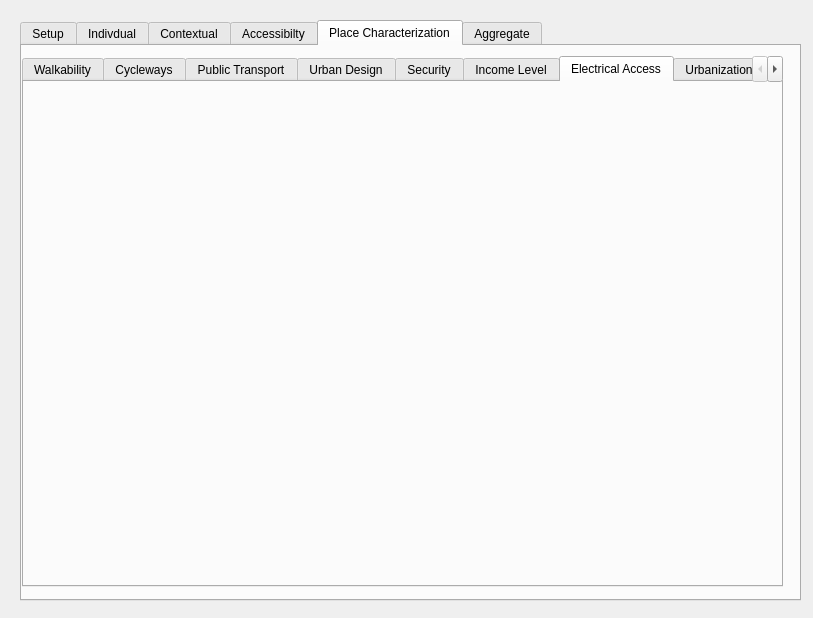
worldbank/GEEST, file gender_indicator_tool/gender_indicator_tool_dialog_base.ui: the form before one commit.
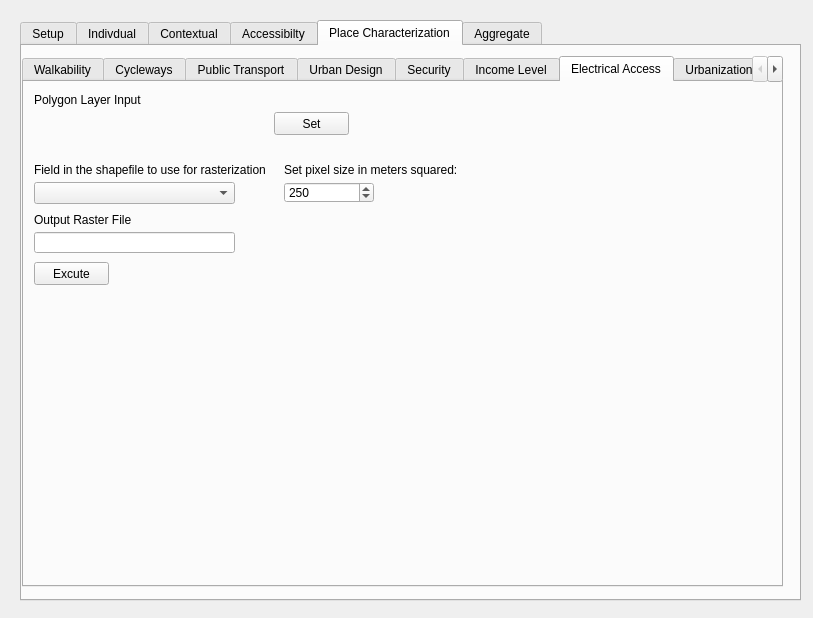
The form after the commit. The open tabs and pages were chosen to show the change. Custom widgets are drawn as their Qt base class.

Commit message: Accessibility Aggregation working. However, error caused by temp files and aggregation warning messages logic don't seem correct

```diff
--- a/gender_indicator_tool/gender_indicator_tool_dialog_base.ui
+++ b/gender_indicator_tool/gender_indicator_tool_dialog_base.ui
@@ -2291,6 +2291,133 @@
       <attribute name="title">
        <string>Electrical Access</string>
       </attribute>
+      <widget class="QLabel" name="label_21">
+       <property name="geometry">
+        <rect>
+         <x>10</x>
+         <y>10</y>
+         <width>201</width>
+         <height>16</height>
+        </rect>
+       </property>
+       <property name="text">
+        <string>Polygon Layer Input</string>
+       </property>
+      </widget>
+      <widget class="QPushButton" name="ELC_Set_PB">
+       <property name="geometry">
+        <rect>
+         <x>250</x>
+         <y>30</y>
+         <width>75</width>
+         <height>23</height>
+        </rect>
+       </property>
+       <property name="text">
+        <string>Set</string>
+       </property>
+      </widget>
+      <widget class="QComboBox" name="ELC_rasField_CB">
+       <property name="geometry">
+        <rect>
+         <x>10</x>
+         <y>100</y>
+         <width>201</width>
+         <height>22</height>
+        </rect>
+       </property>
+      </widget>
+      <widget class="QgsFileWidget" name="ELC_Input_Field">
+       <property name="geometry">
+        <rect>
+         <x>10</x>
+         <y>30</y>
+         <width>231</width>
+         <height>31</height>
+        </rect>
+       </property>
+      </widget>
+      <widget class="QLabel" name="label_11">
+       <property name="geometry">
+        <rect>
+         <x>10</x>
+         <y>130</y>
+         <width>231</width>
+         <height>16</height>
+        </rect>
+       </property>
+       <property name="text">
+        <string>Output Raster File</string>
+       </property>
+      </widget>
+      <widget class="QLabel" name="label_5">
+       <property name="geometry">
+        <rect>
+         <x>10</x>
+         <y>80</y>
+         <width>231</width>
+         <height>16</height>
+        </rect>
+       </property>
+       <property name="text">
+        <string>Field in the shapefile to use for rasterization</string>
+       </property>
+      </widget>
+      <widget class="QPushButton" name="ELC_Execute_PB">
+       <property name="geometry">
+        <rect>
+         <x>10</x>
+         <y>180</y>
+         <width>75</width>
+         <height>23</height>
+        </rect>
+       </property>
+       <property name="text">
+        <string>Excute</string>
+       </property>
+      </widget>
+      <widget class="QgsSpinBox" name="ELC_pixelSize_SB">
+       <property name="geometry">
+        <rect>
+         <x>260</x>
+         <y>100</y>
+         <width>90</width>
+         <height>21</height>
+        </rect>
+       </property>
+       <property name="maximum">
+        <number>100000</number>
+       </property>
+       <property name="value">
+        <number>250</number>
+       </property>
+      </widget>
+      <widget class="QgsFilterLineEdit" name="ELC_Output_Field">
+       <property name="geometry">
+        <rect>
+         <x>10</x>
+         <y>150</y>
+         <width>201</width>
+         <height>21</height>
+        </rect>
+       </property>
+       <property name="qgisRelation" stdset="0">
+        <string notr="true"/>
+       </property>
+      </widget>
+      <widget class="QLabel" name="label_22">
+       <property name="geometry">
+        <rect>
+         <x>260</x>
+         <y>80</y>
+         <width>231</width>
+         <height>16</height>
+        </rect>
+       </property>
+       <property name="text">
+        <string>Set pixel size in meters squared:</string>
+       </property>
+      </widget>
      </widget>
      <widget class="QWidget" name="tab_5">
       <attribute name="title">
```
Left out of the diff: 6 changed lines with no effect on the pictures. The commit also changes 2 other files.
